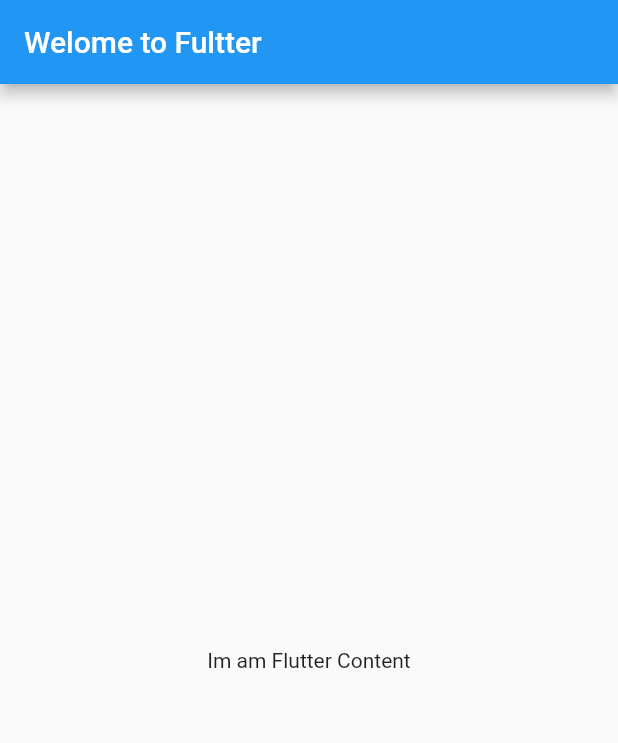
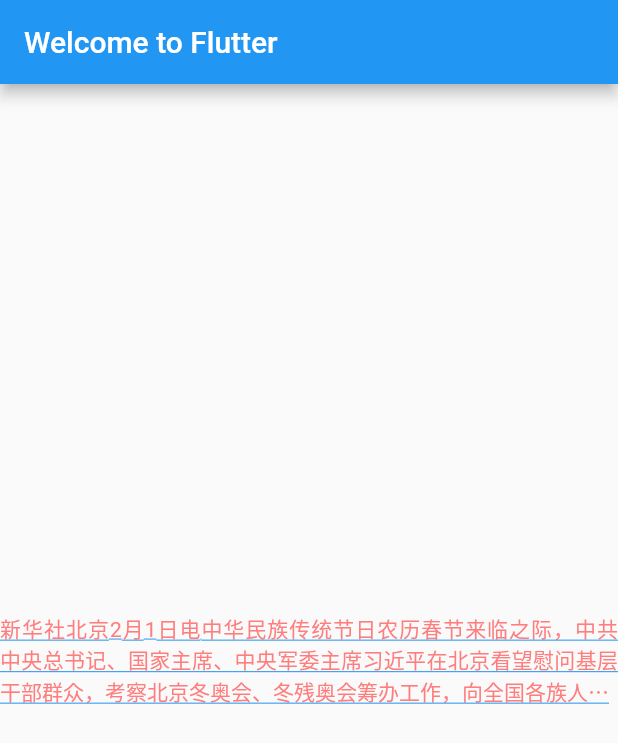
Before and after one commit to lanxuexing/flutter2study, a Flutter app: the screen it shows after launch, on a phone screen of 412 x 824 dp. Shown: the top 743 px of the screen. Run offline on Flutter 3.47's test engine with Material 2 defaults, Android fonts, the phone set to English and light mode, and no system bars.

Commit message:
Text Widget

```diff
--- a/lib/main.dart
+++ b/lib/main.dart
@@ -1,3 +1,30 @@
+/**
+ * 1.Hello World Demo
+ */
+// import 'package:flutter/material.dart';
+
+// void main() => runApp(MyApp());
+
+// class MyApp extends StatelessWidget {
+//   @override
+//   Widget build(BuildContext context) {
+//     return MaterialApp(
+//       title: 'Flutter Demo',
+//       home: Scaffold(
+//         appBar: AppBar(
+//           title: Text('Welome to Fultter'),
+//         ),
+//         body: Center(
+//           child: Text('Im am Flutter Content'),
+//         ),
+//       ),
+//     );
+//   }
+// }
+
+/**
+ * 2.Text Widget
+ */
 import 'package:flutter/material.dart';
 
 void main() => runApp(MyApp());
@@ -6,13 +33,24 @@ class MyApp extends StatelessWidget {
   @override
   Widget build(BuildContext context) {
     return MaterialApp(
-      title: 'Flutter Demo',
+      title: 'Flutter Text Widget Demo',
       home: Scaffold(
         appBar: AppBar(
-          title: Text('Welome to Fultter'),
+          title: Text('Welcome to Flutter'),
         ),
         body: Center(
-          child: Text('Im am Flutter Content'),
+          child: Text(
+            '新华社北京2月1日电  中华民族传统节日农历春节来临之际，中共中央总书记、国家主席、中央军委主席习近平在北京看望慰问基层干部群众，考察北京冬奥会、冬残奥会筹办工作，向全国各族人民致以美好的新春祝福，祝各族人民幸福安康，祝伟大祖国繁荣吉祥。',
+            textAlign: TextAlign.justify,
+            maxLines: 3,
+            overflow: TextOverflow.ellipsis, // 设置文字溢出...表示
+            style: TextStyle(
+              color: Color.fromARGB(255, 255, 125, 125),
+              decoration: TextDecoration.underline,
+              decorationColor: Color(0xff2b98f0),
+              fontSize: 14.0
+            ),
+          ),
         ),
       ),
     );
```
